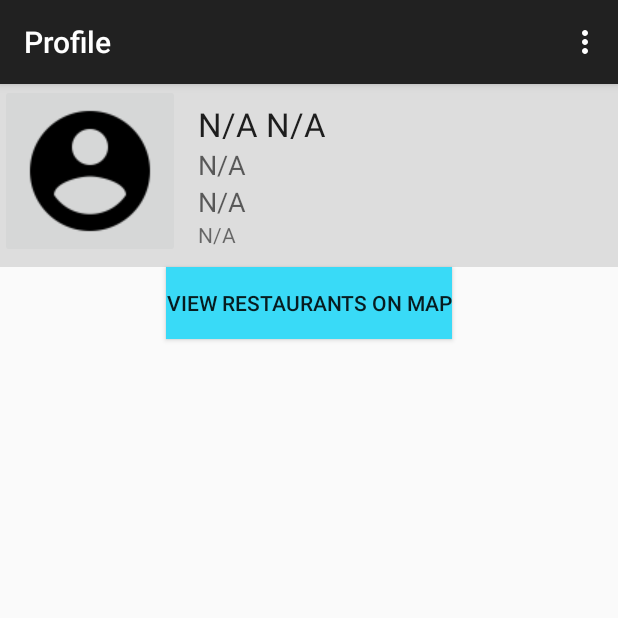
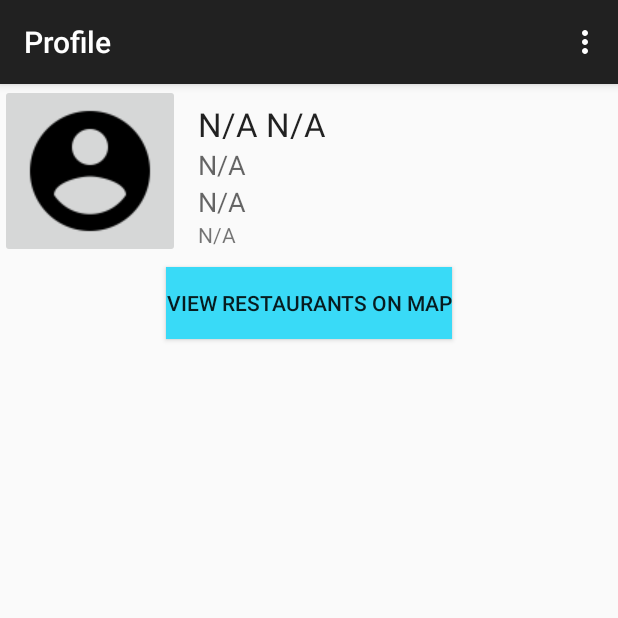
Before and after one commit to Msentri/GroovApp-master, an Android app: the Profile screen opened directly, with no data from a screen before it, on a phone screen of 412 x 824 dp, the top half of it. Run offline under Robolectric (Android 15) with nearby library versions, the phone set to English and light mode, and no system bars.

Commit message:
clear text names.....

```diff
--- a/app/src/main/res/layout/activity_profile.xml
+++ b/app/src/main/res/layout/activity_profile.xml
@@ -8,8 +8,7 @@
     <LinearLayout
         android:orientation="horizontal"
         android:layout_width="match_parent"
-        android:layout_height="wrap_content"
-        android:background="#ddd">
+        android:layout_height="wrap_content">
 
         <LinearLayout
             android:orientation="horizontal"
@@ -33,7 +32,6 @@
                 android:layout_width="wrap_content"
                 android:layout_height="wrap_content"
                 android:textAppearance="?android:attr/textAppearanceLarge"
-                android:text="fullnames"
                 android:id="@+id/txtfullnames"
                 android:layout_gravity="center_horizontal|left" />
 
@@ -41,21 +39,18 @@
                 android:layout_width="wrap_content"
                 android:layout_height="wrap_content"
                 android:textAppearance="?android:attr/textAppearanceMedium"
-                android:text="email address"
                 android:id="@+id/txtemail" />
 
             <TextView
                 android:layout_width="wrap_content"
                 android:layout_height="wrap_content"
                 android:textAppearance="?android:attr/textAppearanceMedium"
-                android:text="dateof birth"
                 android:id="@+id/txtdob" />
 
             <TextView
                 android:layout_width="wrap_content"
                 android:layout_height="wrap_content"
                 android:textAppearance="?android:attr/textAppearanceSmall"
-                android:text="membership type"
                 android:id="@+id/txttype" />
 
         </LinearLayout>
```
